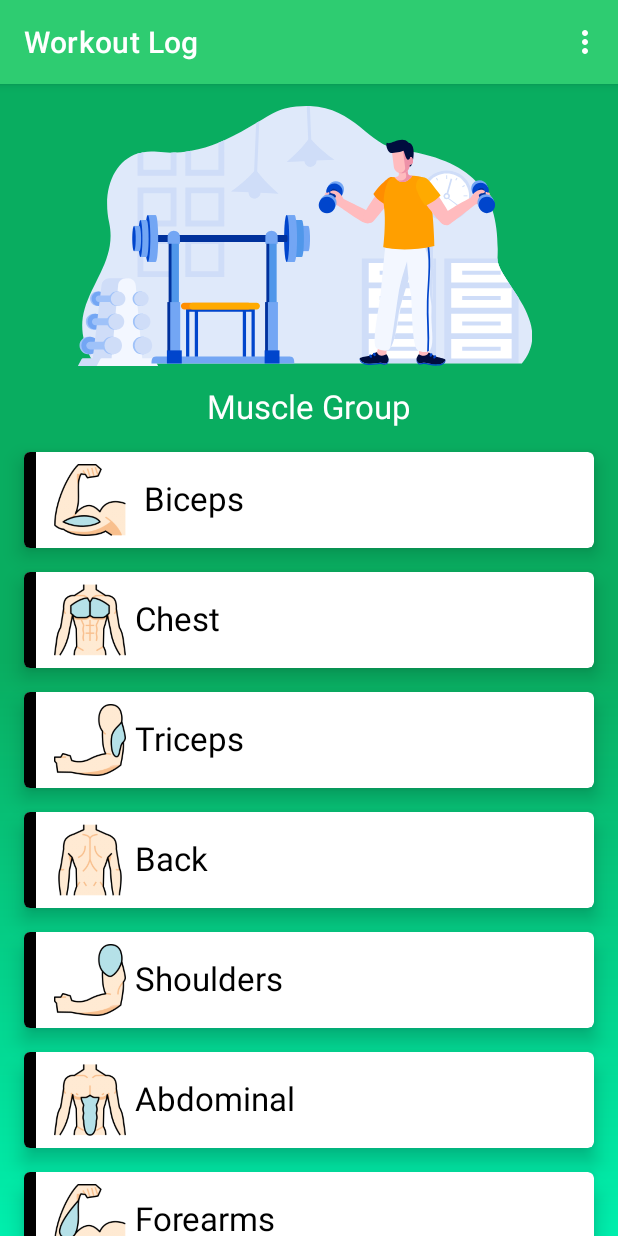
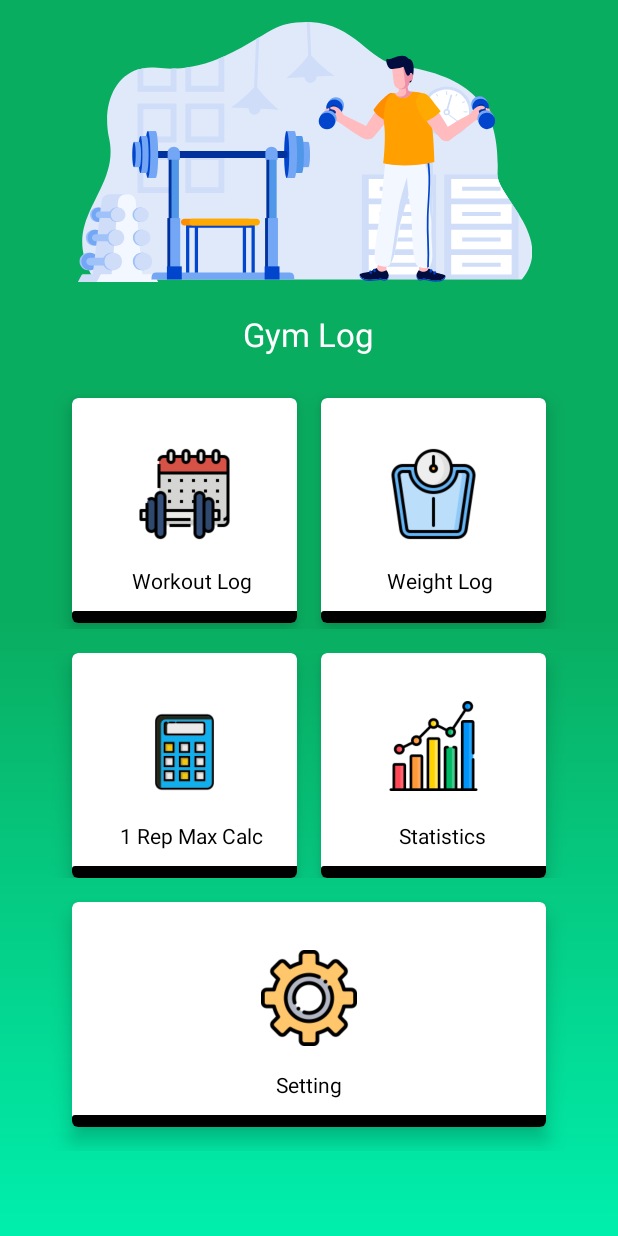
Before and after one commit to ChandanKr16/workout-log-android-app, an Android app: the screen it shows after launch (MainActivity before the commit, HomeActivity after it), on a phone screen of 412 x 824 dp. Run offline under Robolectric (Android 15) with nearby library versions, the phone set to English and light mode, and no system bars.

Commit message:
Updated MainActivity and HomeActivity

```diff
--- a/app/src/main/AndroidManifest.xml
+++ b/app/src/main/AndroidManifest.xml
@@ -14,9 +14,14 @@
         android:theme="@style/Theme.WorkoutTracker"
         tools:targetApi="31">
         <activity
+            android:theme="@style/AppTheme"
+            android:name=".ui.HomeActivity"
+            android:exported="false" />
+        <activity
             android:name=".ui.WeightLogGraphActivity"
             android:exported="false" />
         <activity
+            android:theme="@style/AppTheme"
             android:name=".ui.WeightLogActivity"
             android:exported="false" />
 
@@ -34,6 +39,7 @@
             android:name=".ui.ExerciseActivity"
             android:exported="false" />
         <activity
+            android:theme="@style/AppTheme"
             android:name=".ui.MainActivity"
             android:exported="false" />
         <activity
--- /dev/null
+++ b/app/src/main/java/me/chandankumar/workouttracker/ui/HomeActivity.java
@@ -0,0 +1,26 @@
+package me.chandankumar.workouttracker.ui;
+
+import androidx.appcompat.app.AppCompatActivity;
+
+import android.content.Intent;
+import android.os.Bundle;
+import android.view.View;
+
+import me.chandankumar.workouttracker.R;
+
+public class HomeActivity extends AppCompatActivity {
+
+    @Override
+    protected void onCreate(Bundle savedInstanceState) {
+        super.onCreate(savedInstanceState);
+        setContentView(R.layout.activity_home);
+    }
+
+    public void showWorkoutLogActivity(View view){
+        startActivity(new Intent(this, MainActivity.class));
+    }
+
+    public void showWeightLogActivity(View view) {
+        startActivity(new Intent(this, WeightLogActivity.class));
+    }
+}
--- a/app/src/main/java/me/chandankumar/workouttracker/ui/SplashActivity.java
+++ b/app/src/main/java/me/chandankumar/workouttracker/ui/SplashActivity.java
@@ -12,7 +12,7 @@ public class SplashActivity extends AppCompatActivity {
     protected void onCreate(@Nullable Bundle savedInstanceState) {
         super.onCreate(savedInstanceState);
 
-        startActivity(new Intent(SplashActivity.this, MainActivity.class));
+        startActivity(new Intent(SplashActivity.this, HomeActivity.class));
         finish();
 
     }
--- a/app/src/main/res/drawable/background_img.xml
+++ b/app/src/main/res/drawable/background_img.xml
@@ -1,5 +1,7 @@
 <?xml version = "1.0" encoding = "utf-8" ?>
 <shape
+    xmlns:tools="http://schemas.android.com/tools"
+    xmlns:app="http://schemas.android.com/apk/res-auto"
     android:shape = "rectangle"
     xmlns:android = "http://schemas.android.com/apk/res/android" >
 
@@ -9,4 +11,7 @@
         android:endColor = "#09AD60"
         android:angle = "90"
         android:type = "linear" />
+
+
+
 </shape>
--- a/app/src/main/res/drawable/splash_background.xml
+++ b/app/src/main/res/drawable/splash_background.xml
@@ -7,4 +7,6 @@
             android:gravity="center"
             android:drawable="@drawable/ic_undraw_fitness" />
 
+
+
 </layer-list>
--- /dev/null
+++ b/app/src/main/res/layout/activity_home.xml
@@ -0,0 +1,339 @@
+<?xml version="1.0" encoding="utf-8"?>
+
+<androidx.core.widget.NestedScrollView
+    xmlns:android="http://schemas.android.com/apk/res/android"
+    xmlns:app="http://schemas.android.com/apk/res-auto"
+    xmlns:tools="http://schemas.android.com/tools"
+    android:background = "@drawable/background_img"
+    android:layout_width="match_parent"
+    android:layout_height="match_parent"
+
+    tools:context=".ui.HomeActivity">
+
+    <androidx.appcompat.widget.LinearLayoutCompat
+        android:gravity="center"
+        android:orientation="vertical"
+        android:layout_width="match_parent"
+        android:layout_height="wrap_content">
+
+
+        <com.airbnb.lottie.LottieAnimationView
+            android:layout_width="wrap_content"
+            android:layout_height="200dp"
+            android:id="@+id/animation_view"
+            app:lottie_rawRes="@raw/animation_ln5l9u2c"
+            app:lottie_autoPlay="true"
+            app:lottie_loop="true"/>
+
+        <TextView
+            android:layout_width="wrap_content"
+            android:layout_height="wrap_content"
+            android:layout_gravity="center"
+            android:layout_marginTop="8dp"
+            android:layout_marginBottom="8dp"
+            android:text="Gym Log"
+            android:textAppearance="@style/TextAppearance.AppCompat.Large"
+            android:textColor="#fff" />
+
+    <androidx.appcompat.widget.LinearLayoutCompat
+        android:paddingBottom="16dp"
+        android:layout_gravity="center"
+        android:gravity="center"
+        android:orientation="horizontal"
+        android:layout_width="match_parent"
+        android:layout_height="wrap_content">
+
+
+ <androidx.cardview.widget.CardView
+            android:onClick="showWorkoutLogActivity"
+            app:cardBackgroundColor="@color/white"
+            android:layout_marginLeft="16dp"
+            android:layout_marginRight="8dp"
+            android:layout_marginBottom="8dp"
+            android:layout_marginTop="16dp"
+            android:elevation="8dp"
+            app:cardElevation="8dp"
+            android:padding="8dp"
+            app:cardCornerRadius="4dp"
+            android:layout_width="150dp"
+            android:layout_height="150dp">
+
+            <androidx.constraintlayout.widget.ConstraintLayout
+                android:layout_width="match_parent"
+                android:layout_height="match_parent">
+
+
+                <ImageView
+                    android:id="@+id/imageView5"
+                    android:layout_width="match_parent"
+                    android:layout_height="80dp"
+                    android:layout_marginTop="24dp"
+                    android:padding="8dp"
+                    android:src="@drawable/calendar"
+                    app:layout_constraintStart_toStartOf="parent"
+                    app:layout_constraintTop_toTopOf="parent" />
+
+                <ImageView
+                    android:id="@+id/imageView8"
+                    android:layout_width="150dp"
+                    android:layout_height="8dp"
+                    android:src="@drawable/rectangle"
+                    app:layout_constraintBottom_toBottomOf="parent"
+                    app:layout_constraintStart_toStartOf="parent" />
+
+                <TextView
+                    android:textColor="#000"
+                    android:id="@+id/textView"
+                    android:layout_width="wrap_content"
+                    android:layout_height="wrap_content"
+                    android:layout_marginStart="40dp"
+                    android:layout_marginTop="8dp"
+                    android:text="Workout Log"
+                    app:layout_constraintStart_toStartOf="parent"
+                    app:layout_constraintTop_toBottomOf="@+id/imageView5" />
+
+
+            </androidx.constraintlayout.widget.ConstraintLayout>
+
+
+
+
+        </androidx.cardview.widget.CardView>
+
+ <androidx.cardview.widget.CardView
+     android:onClick="showWeightLogActivity"
+     app:cardBackgroundColor="@color/white"
+            android:layout_marginRight="16dp"
+            android:layout_marginLeft="8dp"
+            android:layout_marginBottom="8dp"
+            android:layout_marginTop="16dp"
+            android:elevation="8dp"
+            app:cardElevation="8dp"
+            android:padding="8dp"
+            app:cardCornerRadius="4dp"
+            android:layout_width="150dp"
+            android:layout_height="150dp">
+
+            <androidx.constraintlayout.widget.ConstraintLayout
+                android:layout_width="match_parent"
+                android:layout_height="match_parent">
+
+
+                <ImageView
+                    android:id="@+id/imageView"
+                    android:layout_width="match_parent"
+                    android:layout_height="80dp"
+                    android:layout_marginTop="24dp"
+                    android:padding="8dp"
+                    android:src="@drawable/weight_scale"
+                    app:layout_constraintStart_toStartOf="parent"
+                    app:layout_constraintTop_toTopOf="parent" />
+
+                <ImageView
+                    android:id="@+id/imageView88"
+                    android:layout_width="150dp"
+                    android:layout_height="8dp"
+                    android:src="@drawable/rectangle"
+                    app:layout_constraintBottom_toBottomOf="parent"
+                    app:layout_constraintStart_toStartOf="parent" />
+
+                <TextView
+                    android:textColor="#000"
+                    android:id="@+id/textView8"
+                    android:layout_width="wrap_content"
+                    android:layout_height="wrap_content"
+                    android:layout_marginStart="44dp"
+                    android:layout_marginTop="8dp"
+                    android:text="Weight Log"
+                    app:layout_constraintStart_toStartOf="parent"
+                    app:layout_constraintTop_toBottomOf="@+id/imageView" />
+
+
+            </androidx.constraintlayout.widget.ConstraintLayout>
+
+
+        </androidx.cardview.widget.CardView>
+
+
+
+    </androidx.appcompat.widget.LinearLayoutCompat>
+
+        <androidx.appcompat.widget.LinearLayoutCompat
+            android:paddingBottom="16dp"
+            android:layout_gravity="center"
+            android:gravity="center"
+            android:orientation="horizontal"
+            android:layout_width="match_parent"
+            android:layout_height="wrap_content">
+
+
+     <androidx.cardview.widget.CardView
+            app:cardBackgroundColor="@color/white"
+                android:layout_marginLeft="16dp"
+                android:layout_marginRight="8dp"
+
+         android:elevation="8dp"
+                app:cardElevation="8dp"
+                android:padding="8dp"
+                app:cardCornerRadius="4dp"
+                android:layout_width="150dp"
+                android:layout_height="150dp">
+
+                <androidx.constraintlayout.widget.ConstraintLayout
+                    android:layout_width="match_parent"
+                    android:layout_height="match_parent">
+
+
+                    <ImageView
+                        android:id="@+id/imageView58"
+                        android:layout_width="match_parent"
+                        android:layout_height="84dp"
+                        android:layout_marginTop="24dp"
+                        android:padding="8dp"
+                        android:src="@drawable/money"
+                        app:layout_constraintStart_toStartOf="parent"
+                        app:layout_constraintTop_toTopOf="parent" />
+
+                    <ImageView
+                        android:id="@+id/imageView80"
+                        android:layout_width="150dp"
+                        android:layout_height="8dp"
+                        android:src="@drawable/rectangle"
+                        app:layout_constraintBottom_toBottomOf="parent"
+                        app:layout_constraintStart_toStartOf="parent" />
+
+                    <TextView
+                        android:textColor="#000"
+                        android:id="@+id/textView3"
+                        android:layout_width="wrap_content"
+                        android:layout_height="wrap_content"
+                        android:layout_marginStart="32dp"
+                        android:layout_marginTop="4dp"
+                        android:text="1 Rep Max Calc"
+                        app:layout_constraintStart_toStartOf="parent"
+                        app:layout_constraintTop_toBottomOf="@+id/imageView58" />
+
+
+                </androidx.constraintlayout.widget.ConstraintLayout>
+
+
+
+
+            </androidx.cardview.widget.CardView>
+
+     <androidx.cardview.widget.CardView
+            app:cardBackgroundColor="@color/white"
+                android:layout_marginLeft="8dp"
+                android:layout_marginRight="16dp"
+
+                             android:elevation="8dp"
+                app:cardElevation="8dp"
+                android:padding="8dp"
+                app:cardCornerRadius="4dp"
+                android:layout_width="150dp"
+                android:layout_height="150dp">
+
+                <androidx.constraintlayout.widget.ConstraintLayout
+                    android:layout_width="match_parent"
+                    android:layout_height="match_parent">
+
+
+                    <ImageView
+                        android:id="@+id/imageView4"
+                        android:layout_width="match_parent"
+                        android:layout_height="76dp"
+                        android:layout_marginTop="24dp"
+                        android:padding="8dp"
+                        android:src="@drawable/analysis"
+                        app:layout_constraintStart_toStartOf="parent"
+                        app:layout_constraintTop_toTopOf="parent" />
+
+                    <ImageView
+                        android:id="@+id/imageView858"
+                        android:layout_width="150dp"
+                        android:layout_height="8dp"
+                        android:src="@drawable/rectangle"
+                        app:layout_constraintBottom_toBottomOf="parent"
+                        app:layout_constraintStart_toStartOf="parent" />
+
+                    <TextView
+                        android:textColor="#000"
+                        android:id="@+id/textView89"
+                        android:layout_width="wrap_content"
+                        android:layout_height="wrap_content"
+                        android:layout_marginStart="52dp"
+                        android:layout_marginTop="12dp"
+                        android:text="Statistics"
+                        app:layout_constraintStart_toStartOf="parent"
+                        app:layout_constraintTop_toBottomOf="@+id/imageView4" />
+
+
+                </androidx.constraintlayout.widget.ConstraintLayout>
+
+
+            </androidx.cardview.widget.CardView>
+
+
+
+        </androidx.appcompat.widget.LinearLayoutCompat>
+
+ <androidx.cardview.widget.CardView
+            app:cardBackgroundColor="@color/white"
+
+            android:layout_marginLeft="16dp"
+            android:layout_marginRight="16dp"
+            android:layout_marginBottom="16dp"
+            android:elevation="8dp"
+            app:cardElevation="8dp"
+            android:padding="8dp"
+            app:cardCornerRadius="4dp"
+            android:layout_width="316dp"
+            android:layout_height="150dp">
+
+            <androidx.constraintlayout.widget.ConstraintLayout
+                android:layout_width="match_parent"
+                android:layout_height="match_parent">
+
+
+                <ImageView
+                    android:id="@+id/imageView44"
+                    android:layout_width="match_parent"
+                    android:layout_height="80dp"
+                    android:layout_marginTop="24dp"
+                    android:padding="8dp"
+                    android:src="@drawable/gear"
+                    app:layout_constraintStart_toStartOf="parent"
+                    app:layout_constraintTop_toTopOf="parent" />
+
+                <ImageView
+                    android:id="@+id/imageView78"
+                    android:layout_width="match_parent"
+                    android:layout_height="8dp"
+                    android:src="@drawable/rectangle"
+                    app:layout_constraintBottom_toBottomOf="parent"
+                    app:layout_constraintStart_toStartOf="parent" />
+
+                <TextView
+                    android:textColor="#000"
+                    android:id="@+id/textView82"
+                    android:layout_width="match_parent"
+                    android:layout_height="wrap_content"
+                    android:textAlignment="center"
+                    android:layout_marginTop="8dp"
+                    android:text="Setting"
+                    app:layout_constraintStart_toStartOf="parent"
+                    app:layout_constraintTop_toBottomOf="@+id/imageView44" />
+
+
+            </androidx.constraintlayout.widget.ConstraintLayout>
+
+
+        </androidx.cardview.widget.CardView>
+
+
+
+    </androidx.appcompat.widget.LinearLayoutCompat>
+
+
+
+</androidx.core.widget.NestedScrollView>
--- a/app/src/main/res/layout/activity_main.xml
+++ b/app/src/main/res/layout/activity_main.xml
@@ -32,7 +32,9 @@
             android:textAppearance="@style/TextAppearance.AppCompat.Large"
             android:textColor="#fff" />
 
+
         <androidx.cardview.widget.CardView
+            app:cardBackgroundColor="#fff"
             android:onClick="showBicepExerciseListActivity"
             android:layout_margin="16dp"
             android:elevation="8dp"
@@ -60,16 +62,18 @@
 
             <TextView
                 android:textColor="#000"
-                android:textSize="22dp"
-                android:layout_marginTop="16dp"
-                android:layout_marginLeft="80dp"
+                android:textSize="18dp"
+                android:layout_marginTop="20dp"
+                android:layout_marginLeft="84dp"
                 android:text="Biceps"
                 android:layout_width="match_parent"
                 android:layout_height="wrap_content"/>
 
         </androidx.cardview.widget.CardView>
 
+
         <androidx.cardview.widget.CardView
+            app:cardBackgroundColor="#fff"
             android:onClick="showChestExerciseListActivity"
            android:layout_marginLeft="16dp"
             android:layout_marginRight="16dp"
@@ -97,17 +101,19 @@
                 android:layout_height="64dp"/>
 
             <TextView
+                android:layout_width="match_parent"
+                android:layout_height="wrap_content"
+                android:layout_marginLeft="84dp"
+                android:layout_marginTop="20dp"
+                android:text="Chest"
                 android:textColor="#000"
-                android:textSize="22dp"
-                android:layout_marginTop="16dp"
-                android:layout_marginLeft="74dp"
-                android:text="Chest"
-                android:layout_width="match_parent"
-                android:layout_height="wrap_content"/>
+                android:textSize="18dp" />
 
         </androidx.cardview.widget.CardView>
 
+
         <androidx.cardview.widget.CardView
+            app:cardBackgroundColor="#fff"
             android:onClick="showTricepsExerciseListActivity"
             android:layout_marginTop="16dp"
             android:layout_marginLeft="16dp"
@@ -137,9 +143,9 @@
 
             <TextView
                 android:textColor="#000"
-                android:textSize="22dp"
-                android:layout_marginTop="16dp"
-                android:layout_marginLeft="74dp"
+                android:textSize="18dp"
+                android:layout_marginTop="20dp"
+                android:layout_marginLeft="84dp"
                 android:text="Triceps"
                 android:layout_width="match_parent"
                 android:layout_height="wrap_content"/>
@@ -147,7 +153,9 @@
         </androidx.cardview.widget.CardView>
 
 
+
         <androidx.cardview.widget.CardView
+            app:cardBackgroundColor="#fff"
             android:onClick="showBackExerciseListActivity"
             android:layout_marginTop="16dp"
             android:layout_marginLeft="16dp"
@@ -177,16 +185,18 @@
 
             <TextView
                 android:textColor="#000"
-                android:textSize="22dp"
-                android:layout_marginTop="16dp"
-                android:layout_marginLeft="74dp"
+                android:textSize="18dp"
+                android:layout_marginTop="20dp"
+                android:layout_marginLeft="84dp"
                 android:text="Back"
                 android:layout_width="match_parent"
                 android:layout_height="wrap_content"/>
 
         </androidx.cardview.widget.CardView>
 
+
         <androidx.cardview.widget.CardView
+            app:cardBackgroundColor="#fff"
             android:onClick="showShouldersExerciseListActivity"
             android:layout_marginTop="16dp"
             android:layout_marginLeft="16dp"
@@ -216,16 +226,18 @@
 
             <TextView
                 android:textColor="#000"
-                android:textSize="22dp"
-                android:layout_marginTop="16dp"
-                android:layout_marginLeft="74dp"
+                android:textSize="18dp"
+                android:layout_marginTop="20dp"
+                android:layout_marginLeft="84dp"
                 android:text="Shoulders"
                 android:layout_width="match_parent"
                 android:layout_height="wrap_content"/>
 
         </androidx.cardview.widget.CardView>
 
+
         <androidx.cardview.widget.CardView
+            app:cardBackgroundColor="#fff"
             android:onClick="showAbdominalExerciseListActivity"
             android:layout_marginTop="16dp"
             android:layout_marginLeft="16dp"
@@ -255,9 +267,9 @@
 
             <TextView
                 android:textColor="#000"
-                android:textSize="22dp"
-                android:layout_marginTop="16dp"
-                android:layout_marginLeft="74dp"
+                android:textSize="18dp"
+                android:layout_marginTop="20dp"
+                android:layout_marginLeft="84dp"
                 android:text="Abdominal"
                 android:layout_width="match_parent"
                 android:layout_height="wrap_content"/>
@@ -265,7 +277,9 @@
         </androidx.cardview.widget.CardView>
 
 
+
         <androidx.cardview.widget.CardView
+            app:cardBackgroundColor="#fff"
             android:onClick="showForearmsExerciseListActivity"
             android:layout_margin="16dp"
             android:elevation="8dp"
@@ -293,16 +307,18 @@
 
             <TextView
                 android:textColor="#000"
-                android:textSize="22dp"
-                android:layout_marginTop="16dp"
-                android:layout_marginLeft="74dp"
+                android:textSize="18dp"
+                android:layout_marginTop="20dp"
+                android:layout_marginLeft="84dp"
                 android:text="Forearms"
                 android:layout_width="match_parent"
                 android:layout_height="wrap_content"/>
 
         </androidx.cardview.widget.CardView>
 
+
         <androidx.cardview.widget.CardView
+            app:cardBackgroundColor="#fff"
             android:onClick="showLegExerciseListActivity"
             android:layout_marginBottom="16dp"
             android:layout_marginLeft="16dp"
@@ -332,9 +348,9 @@
 
             <TextView
                 android:textColor="#000"
-                android:textSize="22dp"
-                android:layout_marginTop="16dp"
-                android:layout_marginLeft="74dp"
+                android:textSize="18dp"
+                android:layout_marginTop="20dp"
+                android:layout_marginLeft="84dp"
                 android:text="Leg"
                 android:layout_width="match_parent"
                 android:layout_height="wrap_content"/>
--- a/app/src/main/res/values-night/themes.xml
+++ b/app/src/main/res/values-night/themes.xml
@@ -17,4 +17,15 @@
     <style name="SplashTheme" parent="Theme.AppCompat.NoActionBar">
         <item name="android:windowBackground">@drawable/splash_background</item>
     </style>
+
+    <style name="AppTheme" parent="Theme.AppCompat.NoActionBar">
+        <item name="android:statusBarColor" tools:targetApi="l">@color/green</item>
+        <item name="colorPrimary">@color/purple_500</item>
+        <item name="colorPrimaryVariant">@color/purple_700</item>
+        <item name="colorOnPrimary">@color/white</item>
+        <!-- Secondary brand color. -->
+        <item name="colorSecondary">@color/teal_200</item>
+        <item name="colorSecondaryVariant">@color/teal_700</item>
+        <item name="colorOnSecondary">@color/black</item>
+    </style>
 </resources>
--- a/app/src/main/res/values/colors.xml
+++ b/app/src/main/res/values/colors.xml
@@ -7,4 +7,5 @@
     <color name="teal_700">#FF018786</color>
     <color name="black">#FF000000</color>
     <color name="white">#FFFFFFFF</color>
+    <color name="green">#09AD60</color>
 </resources>
--- a/app/src/main/res/values/themes.xml
+++ b/app/src/main/res/values/themes.xml
@@ -17,6 +17,19 @@
     </style>
 
     <style name="SplashTheme" parent="Theme.AppCompat.NoActionBar">
-        <item name="android:windowBackground">@drawable/splash_background</item>
+        <item name="android:windowBackground">@drawable/background_img</item>
     </style>
+
+
+    <style name="AppTheme" parent="Theme.AppCompat.NoActionBar">
+        <item name="android:statusBarColor" tools:targetApi="l">@color/green</item>
+        <item name="colorPrimary">@color/purple_500</item>
+        <item name="colorPrimaryVariant">@color/purple_700</item>
+        <item name="colorOnPrimary">@color/white</item>
+        <!-- Secondary brand color. -->
+        <item name="colorSecondary">@color/teal_200</item>
+        <item name="colorSecondaryVariant">@color/teal_700</item>
+        <item name="colorOnSecondary">@color/black</item>
+    </style>
+
 </resources>
```
